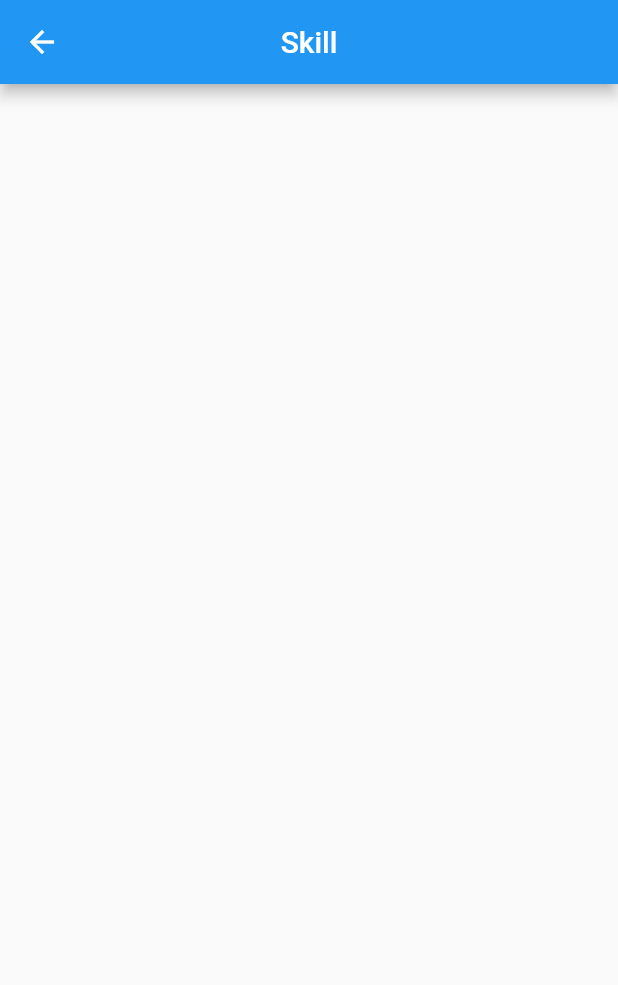
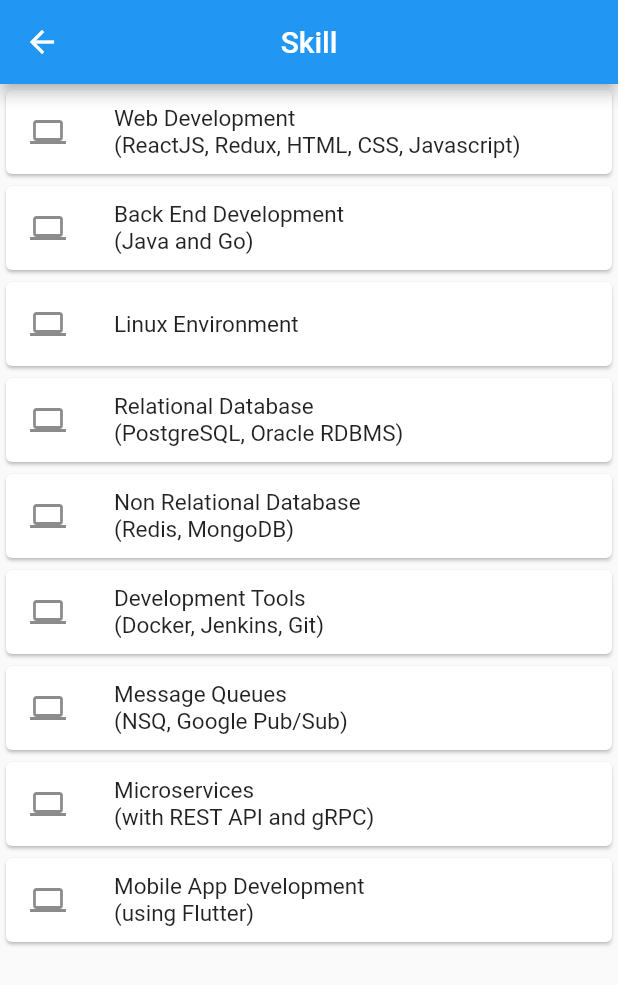
Before and after one commit to SurgicalSteel/flutter-playground, a Flutter app: the screen it shows after launch, in the side drawer, after a tap on "Skill", on a phone screen of 412 x 824 dp. Shown: the top 985 px of the screen. Run offline on Flutter 3.47's test engine with Material 2 defaults, Android fonts, the phone set to English and light mode, and no system bars; network calls fail.

Commit message:
add listview for skill page
add listview builder (with each element using card) for skill page.

```diff
--- a/resume/lib/skillPage.dart
+++ b/resume/lib/skillPage.dart
@@ -1,6 +1,17 @@
-	import 'package:flutter/material.dart';
+import 'package:flutter/material.dart';
 
 class SkillPage extends StatelessWidget {
+  List<String> skills = [
+    'Web Development \n(ReactJS, Redux, HTML, CSS, Javascript)',
+    'Back End Development \n(Java and Go)',
+    'Linux Environment',
+    'Relational Database \n(PostgreSQL, Oracle RDBMS)',
+    'Non Relational Database \n(Redis, MongoDB)',
+    'Development Tools \n(Docker, Jenkins, Git)',
+    'Message Queues \n(NSQ, Google Pub/Sub)',
+    'Microservices \n(with REST API and gRPC)',
+    'Mobile App Development \n(using Flutter)'
+  ];
 
   @override
   Widget build(BuildContext context) {
@@ -9,6 +20,17 @@ class SkillPage extends StatelessWidget {
         title: new Text('Skill'),
         centerTitle: true,
       ),
+      body: ListView.builder(
+        itemCount: skills.length,
+        itemBuilder: (context, index) {
+          return Card(
+            child: ListTile(
+              leading: Icon(Icons.laptop),
+              title: Text(skills[index], style: TextStyle(fontSize: 15.0),),
+            ),
+          );
+        },
+      )
     );
   }
 }
```
